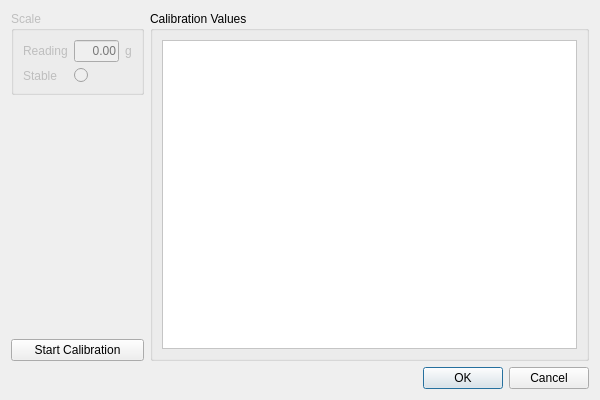
int-brain-lab/iblrig, file iblrig/gui/ui_valve.ui: the form before one commit.
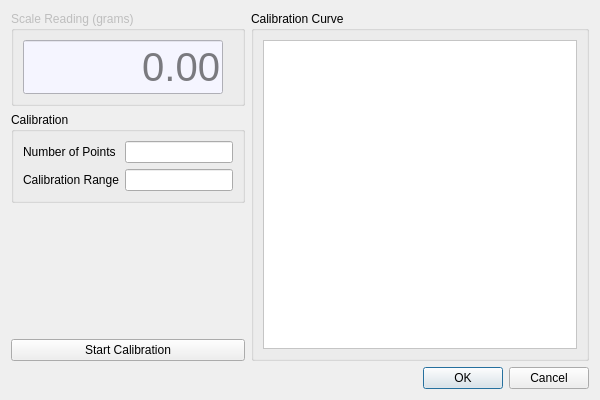
The form after the commit. Custom widgets are drawn as their Qt base class.

The edit to the form file:
```diff
--- a/iblrig/gui/ui_valve.ui
+++ b/iblrig/gui/ui_valve.ui
@@ -33,7 +33,20 @@
   </property>
   <layout class="QVBoxLayout" name="verticalLayout">
    <item>
+    <widget class="QWidget" name="" native="true">
     <layout class="QHBoxLayout" name="horizontalLayout" stretch="0,1">
+      <property name="leftMargin">
+       <number>0</number>
+      </property>
+      <property name="topMargin">
+       <number>0</number>
+      </property>
+      <property name="rightMargin">
+       <number>0</number>
+      </property>
+      <property name="bottomMargin">
+       <number>0</number>
+      </property>
      <item>
       <widget class="QWidget" name="widget" native="true">
        <layout class="QVBoxLayout" name="verticalLayout_3">
@@ -55,54 +68,28 @@
            <bool>false</bool>
           </property>
           <property name="title">
-           <string>Scale</string>
-          </property>
-          <layout class="QFormLayout" name="formLayout">
-           <property name="fieldGrowthPolicy">
-            <enum>QFormLayout::ExpandingFieldsGrow</enum>
+            <string>Scale Reading (grams)</string>
+           </property>
+           <property name="flat">
+            <bool>false</bool>
            </property>
-           <item row="0" column="0">
-            <widget class="QLabel" name="label">
-             <property name="text">
-              <string>Reading</string>
-             </property>
-            </widget>
-           </item>
-           <item row="0" column="1">
-            <widget class="QFrame" name="horizontalFrame">
-             <layout class="QHBoxLayout" name="horizontalLayout_2">
-              <property name="leftMargin">
-               <number>0</number>
-              </property>
-              <property name="topMargin">
-               <number>0</number>
-              </property>
-              <property name="rightMargin">
-               <number>0</number>
-              </property>
-              <property name="bottomMargin">
-               <number>0</number>
-              </property>
+           <layout class="QVBoxLayout" name="verticalLayout_4">
               <item>
                <widget class="QLineEdit" name="lineEditGrams">
-                <property name="sizePolicy">
-                 <sizepolicy hsizetype="Fixed" vsizetype="Fixed">
-                  <horstretch>0</horstretch>
-                  <verstretch>0</verstretch>
-                 </sizepolicy>
-                </property>
-                <property name="minimumSize">
-                 <size>
-                  <width>0</width>
-                  <height>0</height>
-                 </size>
-                </property>
                 <property name="maximumSize">
                  <size>
-                  <width>45</width>
+                <width>200</width>
                   <height>16777215</height>
                  </size>
                 </property>
+              <property name="font">
+               <font>
+                <pointsize>30</pointsize>
+               </font>
+              </property>
+              <property name="styleSheet">
+               <string notr="true">background-color: rgb(245, 245, 255);</string>
+              </property>
                 <property name="alignment">
                  <set>Qt::AlignRight|Qt::AlignTrailing|Qt::AlignVCenter</set>
                 </property>
@@ -114,38 +101,40 @@
                 </property>
                </widget>
               </item>
+           </layout>
+          </widget>
+         </item>
               <item>
-               <widget class="QLabel" name="label_2">
+          <widget class="QGroupBox" name="groupBoxCalibration">
+           <property name="title">
+            <string>Calibration</string>
+           </property>
+           <layout class="QFormLayout" name="formLayout_2">
+            <item row="0" column="0">
+             <widget class="QLabel" name="label_4">
                 <property name="text">
-                 <string>g</string>
+               <string>Number of Points</string>
+              </property>
+              <property name="buddy">
+               <cstring>lineEdit</cstring>
                 </property>
                </widget>
               </item>
-             </layout>
-            </widget>
+            <item row="0" column="1">
+             <widget class="QLineEdit" name="lineEdit"/>
            </item>
            <item row="1" column="0">
-            <widget class="QLabel" name="label_3">
+             <widget class="QLabel" name="label_5">
              <property name="text">
-              <string>Stable</string>
+               <string>Calibration Range</string>
+              </property>
+              <property name="buddy">
+               <cstring>lineEdit_2</cstring>
              </property>
             </widget>
            </item>
            <item row="1" column="1">
-            <widget class="QRadioButton" name="radioButtonStable">
-             <property name="mouseTracking">
-              <bool>false</bool>
-             </property>
-             <property name="focusPolicy">
-              <enum>Qt::NoFocus</enum>
-             </property>
-             <property name="contextMenuPolicy">
-              <enum>Qt::NoContextMenu</enum>
-             </property>
-             <property name="text">
-              <string/>
-             </property>
-            </widget>
+             <widget class="QLineEdit" name="lineEdit_2"/>
            </item>
           </layout>
          </widget>
@@ -176,7 +165,7 @@
      <item>
       <widget class="QGroupBox" name="groupBox">
        <property name="title">
-        <string>Calibration Values</string>
+         <string>Calibration Curve</string>
        </property>
        <layout class="QHBoxLayout" name="horizontalLayout_3">
         <item>
@@ -201,6 +190,7 @@
       </widget>
      </item>
     </layout>
+    </widget>
    </item>
    <item>
     <widget class="QDialogButtonBox" name="buttonBox">
```
Left out of the diff: 4 changed lines with no effect on the pictures. Lines whose indentation alone changed are shown as unchanged.
